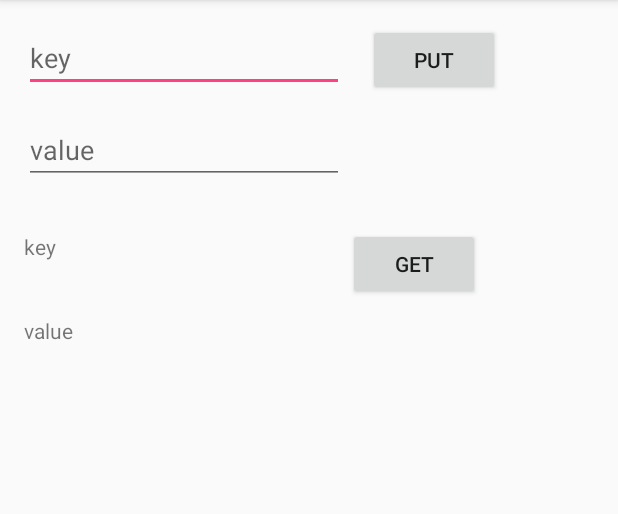
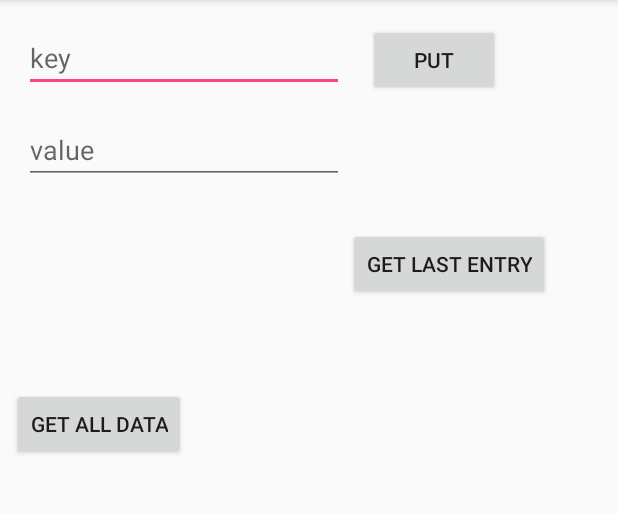
Before and after one commit to Marufenko/TODO, an Android app: the screen it shows after launch (MainActivity), on a phone screen of 412 x 824 dp, the part 84-598 px from its top. Run offline under Robolectric (Android 15) with nearby library versions, the phone set to English and light mode, and no system bars.

Commit message:
add second test activity and clean layout of main activity

```diff
--- a/app/build.gradle
+++ b/app/build.gradle
@@ -24,7 +24,7 @@ android {
 
 dependencies {
     implementation fileTree(dir: 'libs', include: ['*.jar'])
-    implementation"org.jetbrains.kotlin:kotlin-stdlib-jre7:$kotlin_version"
+    implementation "org.jetbrains.kotlin:kotlin-stdlib-jre7:$kotlin_version"
     implementation 'com.android.support:appcompat-v7:27.1.1'
     implementation 'com.android.support.constraint:constraint-layout:1.1.2'
     implementation 'com.android.support:design:27.1.1'
--- a/app/src/main/AndroidManifest.xml
+++ b/app/src/main/AndroidManifest.xml
@@ -19,6 +19,7 @@
                 <category android:name="android.intent.category.LAUNCHER" />
             </intent-filter>
         </activity>
+        <activity android:name=".SecondActivity"></activity>
     </application>
 
 </manifest>
--- a/app/src/main/res/layout/content_main.xml
+++ b/app/src/main/res/layout/content_main.xml
@@ -15,7 +15,7 @@
         android:layout_marginStart="16dp"
         android:layout_marginTop="16dp"
         android:ems="10"
-        android:hint="key"
+        android:hint="@string/key"
         android:inputType="textPersonName"
         app:layout_constraintStart_toStartOf="parent"
         app:layout_constraintTop_toTopOf="parent" />
@@ -27,18 +27,18 @@
         android:layout_marginStart="16dp"
         android:layout_marginTop="16dp"
         android:ems="10"
-        android:hint="value"
+        android:hint="@string/value"
         android:inputType="textPersonName"
         app:layout_constraintStart_toStartOf="parent"
         app:layout_constraintTop_toBottomOf="@+id/inputKey" />
 
     <Button
-        android:id="@+id/button"
+        android:id="@+id/putButton"
         android:layout_width="wrap_content"
         android:layout_height="wrap_content"
         android:layout_marginStart="16dp"
         android:layout_marginTop="16dp"
-        android:text="Put"
+        android:text="@string/put"
         android:onClick="putData"
         app:layout_constraintStart_toEndOf="@+id/inputKey"
         app:layout_constraintTop_toTopOf="parent" />
@@ -49,7 +49,6 @@
         android:layout_height="40dp"
         android:layout_marginStart="16dp"
         android:layout_marginTop="32dp"
-        android:text="key"
         app:layout_constraintStart_toStartOf="parent"
         app:layout_constraintTop_toBottomOf="@+id/inputValue" />
 
@@ -59,18 +58,28 @@
         android:layout_height="40dp"
         android:layout_marginStart="16dp"
         android:layout_marginTop="16dp"
-        android:text="value"
         app:layout_constraintStart_toStartOf="parent"
         app:layout_constraintTop_toBottomOf="@+id/outputKey" />
 
     <Button
-        android:id="@+id/button2"
+        android:id="@+id/getLastButton"
         android:layout_width="wrap_content"
         android:layout_height="wrap_content"
         android:layout_marginStart="16dp"
         android:layout_marginTop="88dp"
-        android:text="Get"
-        android:onClick="getData"
+        android:text="@string/get_last_entry"
+        android:onClick="getLastEntry"
         app:layout_constraintStart_toEndOf="@+id/outputKey"
-        app:layout_constraintTop_toBottomOf="@+id/button" />
+        app:layout_constraintTop_toBottomOf="@+id/putButton" />
+
+    <Button
+        android:id="@+id/getAllButton"
+        android:layout_width="wrap_content"
+        android:layout_height="wrap_content"
+        android:layout_marginStart="8dp"
+        android:layout_marginTop="8dp"
+        android:text="@string/get_all_data"
+        android:onClick="getAllData"
+        app:layout_constraintStart_toStartOf="parent"
+        app:layout_constraintTop_toBottomOf="@+id/outputValue" />
 </android.support.constraint.ConstraintLayout>
--- a/app/src/main/res/values/strings.xml
+++ b/app/src/main/res/values/strings.xml
@@ -1,4 +1,9 @@
 <resources>
     <string name="app_name">TO DO</string>
     <string name="action_settings">Settings</string>
+    <string name="key">key</string>
+    <string name="value">value</string>
+    <string name="put">Put</string>
+    <string name="get_last_entry">Get last entry</string>
+    <string name="get_all_data">Get all data</string>
 </resources>
```
Also changed, not shown: app/src/main/java/com/todo/todo/MainActivity.kt (+9 -1 lines), app/src/main/java/com/todo/todo/SecondActivity.kt (added, +12 -0 lines), app/src/main/res/layout/activity_second.xml (added, +9 -0 lines).
